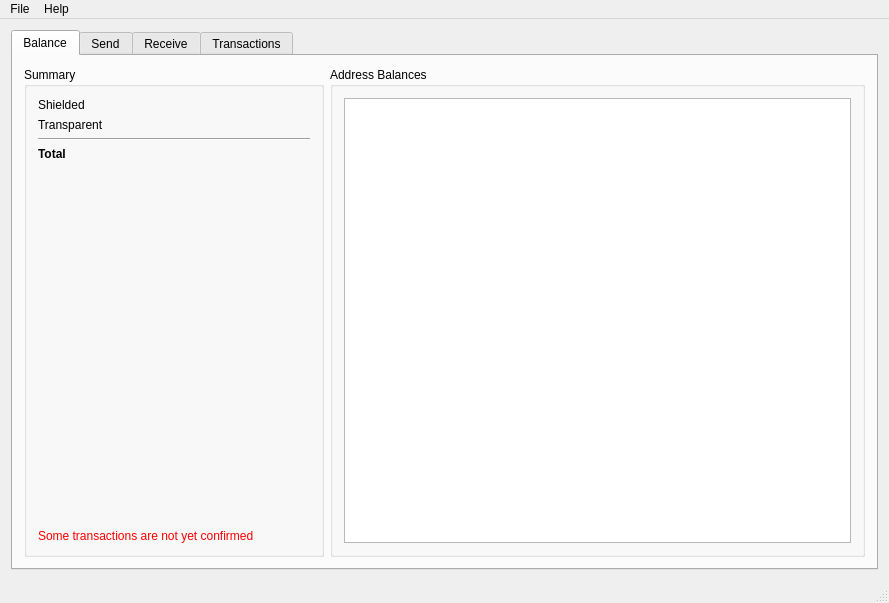
Qt form src/mainwindow.ui (z-bitcoinz/BitcoinZ_Blue) before a commit.
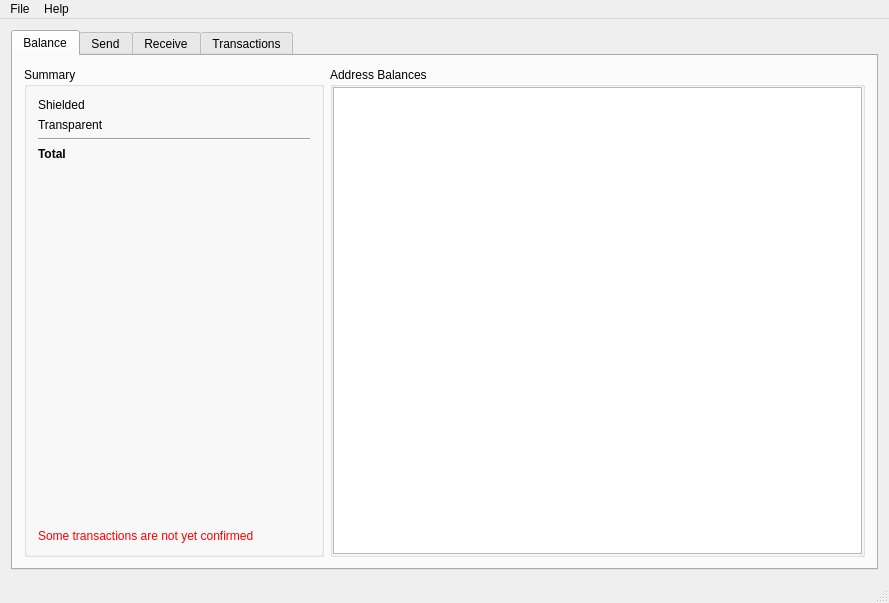
The same form after that commit. The open tabs and pages were chosen to show the change. Icons and pictures are not drawn.

Commit message: fix spacing on balances tab

What changed in the file:
```diff
--- a/src/mainwindow.ui
+++ b/src/mainwindow.ui
@@ -164,6 +164,21 @@
              <string>Address Balances</string>
             </property>
             <layout class="QHBoxLayout" name="horizontalLayout_4">
+             <property name="spacing">
+              <number>6</number>
+             </property>
+             <property name="leftMargin">
+              <number>0</number>
+             </property>
+             <property name="topMargin">
+              <number>0</number>
+             </property>
+             <property name="rightMargin">
+              <number>0</number>
+             </property>
+             <property name="bottomMargin">
+              <number>0</number>
+             </property>
              <item>
               <widget class="QTableView" name="balancesTable">
                <property name="selectionMode">
```
Left out of the diff: 2 changed lines with no effect on the pictures. The commit also changes 1 other file.
